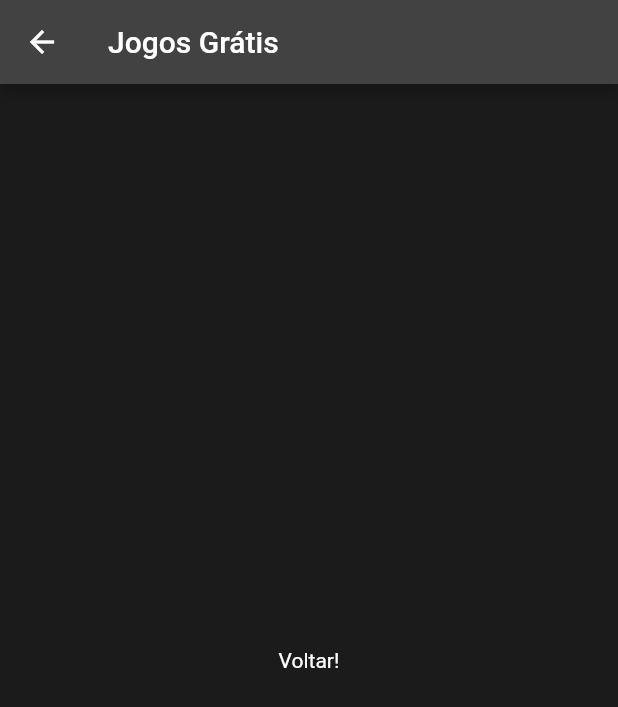
After one commit to VictorRyan3612/POO_mini_projeto, a Flutter app: the screen it shows after launch, after a tap on "Jogos Grátis", on a phone screen of 412 x 824 dp. The commit adds this screen. Shown: the top 707 px of the screen. Run offline on Flutter 3.47's test engine with Material 2 defaults, Android fonts, the phone set to English and light mode, and no system bars; our stand-ins replace flutter_hooks; missing offline and left inert: card_settings.

Commit message:
Dash menu v3.2.1

```diff
--- /dev/null
+++ b/mini_projeto/lib/free_games.dart
@@ -0,0 +1,20 @@
+import 'package:flutter/material.dart';
+
+
+class FreeGames extends StatelessWidget {
+  const FreeGames({super.key});
+
+
+
+  @override
+  Widget build(BuildContext context) {
+    return Scaffold(
+      appBar: AppBar(
+        title: const Text('Jogos Grátis'),
+      ),
+      body: Center(
+        child: const Text('Voltar!'),
+      ),
+    );
+  }
+}
--- a/mini_projeto/lib/main.dart
+++ b/mini_projeto/lib/main.dart
@@ -1,7 +1,7 @@
 import 'package:flutter/material.dart';
 import 'package:flutter_hooks/flutter_hooks.dart';
 
-import 'modulo_midias.dart';
+import 'free_games.dart';
 import 'dashboard_menu.dart';
 import 'tela_config.dart';
 
@@ -37,7 +37,7 @@ class MainApp extends HookWidget {
       initialRoute: '/',
       routes: {
         '/': (context) => const DashboardMenu(),
-        '/ModMid':(context) => const ModuloMidia(),
+        '/FreeGames':(context) => FreeGames(),
         '/Configs':(context) => TelaConfigs(currentBrightness: currentBrightness),
       },
     );
--- a/mini_projeto/lib/var_json.dart
+++ b/mini_projeto/lib/var_json.dart
@@ -1,7 +1,7 @@
 final List<Map<String, dynamic>> menuItens = [
   {
-    'title': 'Midias',
-    'rota': '/ModMid'
+    'title': 'Jogos Grátis',
+    'rota': '/FreeGames'
   },
   {
     'title': 'Configurações',
```
Also changed, not shown: mini_projeto/lib/modulo_midias.dart (deleted, +0 -23 lines).
